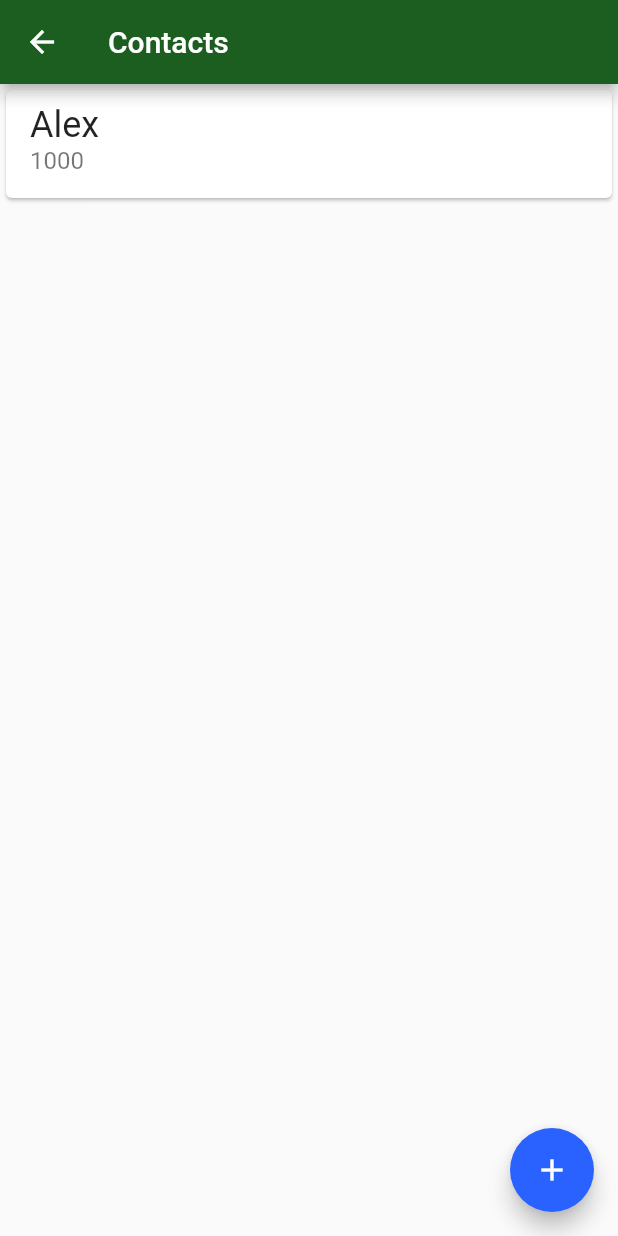
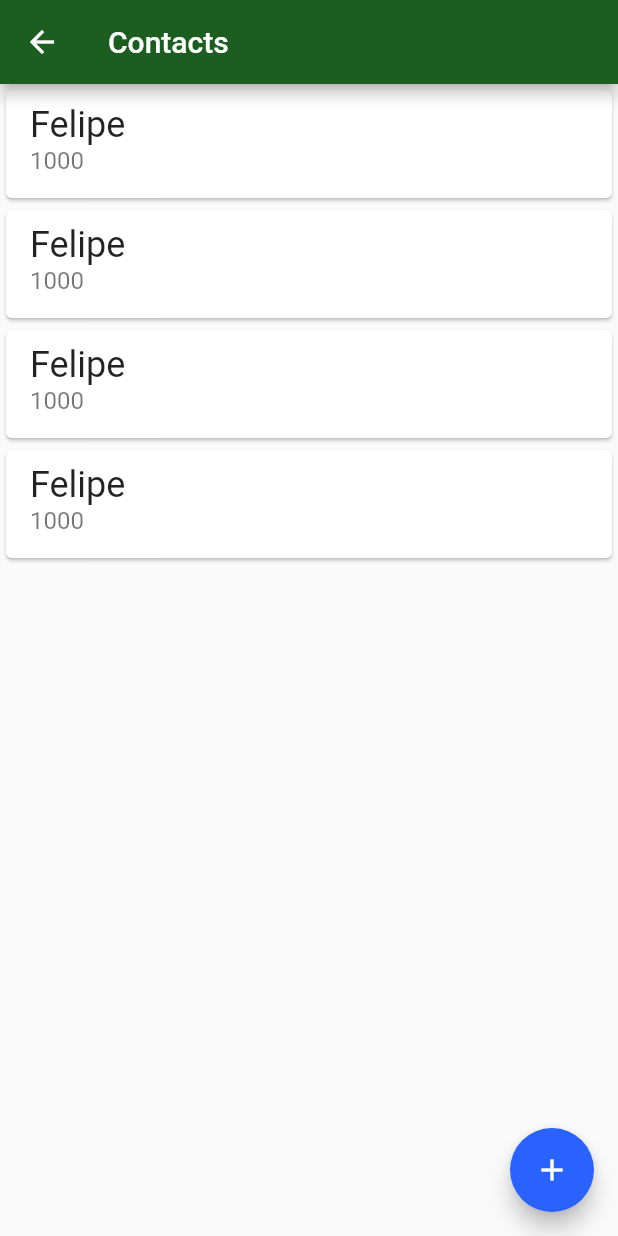
Before and after one commit to felipemarinhodev/bytebank2, a Flutter app: the ContactsList screen opened directly, on a phone screen of 412 x 824 dp. Run offline on Flutter 3.47's test engine with Material 2 defaults, Android fonts, the phone set to English and light mode, and no system bars; our stand-ins replace sqflite; accounts and stored records are empty.

Commit message:
Configuring the builder of the ListView

```diff
--- a/lib/screens/contacts_list.dart
+++ b/lib/screens/contacts_list.dart
@@ -1,26 +1,25 @@
+import 'package:bytebank/models/contact.dart';
 import 'package:bytebank/screens/contact_form.dart';
 import 'package:flutter/material.dart';
 
 class ContactsList extends StatelessWidget {
+
+  final List<Contact> contacts = List();
+
   @override
   Widget build(BuildContext context) {
+    contacts.add(Contact(0, 'Felipe', 1000));
+    contacts.add(Contact(0, 'Felipe', 1000));
+    contacts.add(Contact(0, 'Felipe', 1000));
+    contacts.add(Contact(0, 'Felipe', 1000));
     return Scaffold(
       appBar: AppBar(title: Text('Contacts'),),
-      body: ListView(
-        children: <Widget>[
-          Card(
-            child: ListTile(
-              title: Text(
-                'Alex',
-                style: TextStyle(fontSize: 24.0),
-              ),
-              subtitle: Text(
-                '1000',
-                style: TextStyle(fontSize: 16.0),
-              ),
-            ),
-          )
-        ],
+      body: ListView.builder(
+        itemBuilder: (context, index) {
+          final Contact contact = contacts[index];
+          return  _ContactItem(contact);
+        },
+        itemCount: contacts.length,
       ),
       floatingActionButton: FloatingActionButton(
         onPressed: () {
@@ -38,3 +37,25 @@ class ContactsList extends StatelessWidget {
     );
   }
 }
+
+class _ContactItem extends StatelessWidget {
+  final Contact contact;
+
+  _ContactItem(this.contact);
+
+  @override
+  Widget build(BuildContext context) {
+    return Card(
+      child: ListTile(
+        title: Text(
+          contact.name,
+          style: TextStyle(fontSize: 24.0),
+        ),
+        subtitle: Text(
+          contact.accountNumber.toString(),
+          style: TextStyle(fontSize: 16.0),
+        ),
+      ),
+    );
+  }
+}
```
